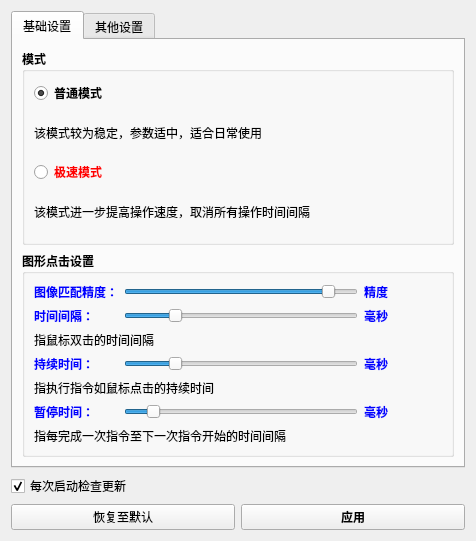
The window that 窗体/setting.ui (FsterThanLight/automatic_clicker_2) describes before a commit, drawn with Qt 5.
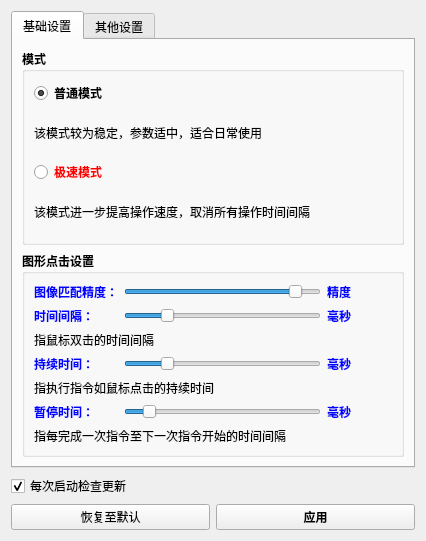
The same window after the commit. Icons and pictures are not drawn.

Diff of the .ui file:
```diff
--- a/窗体/setting.ui
+++ b/窗体/setting.ui
@@ -6,7 +6,7 @@
    <rect>
     <x>0</x>
     <y>0</y>
-    <width>476</width>
+    <width>426</width>
     <height>541</height>
    </rect>
   </property>
```
